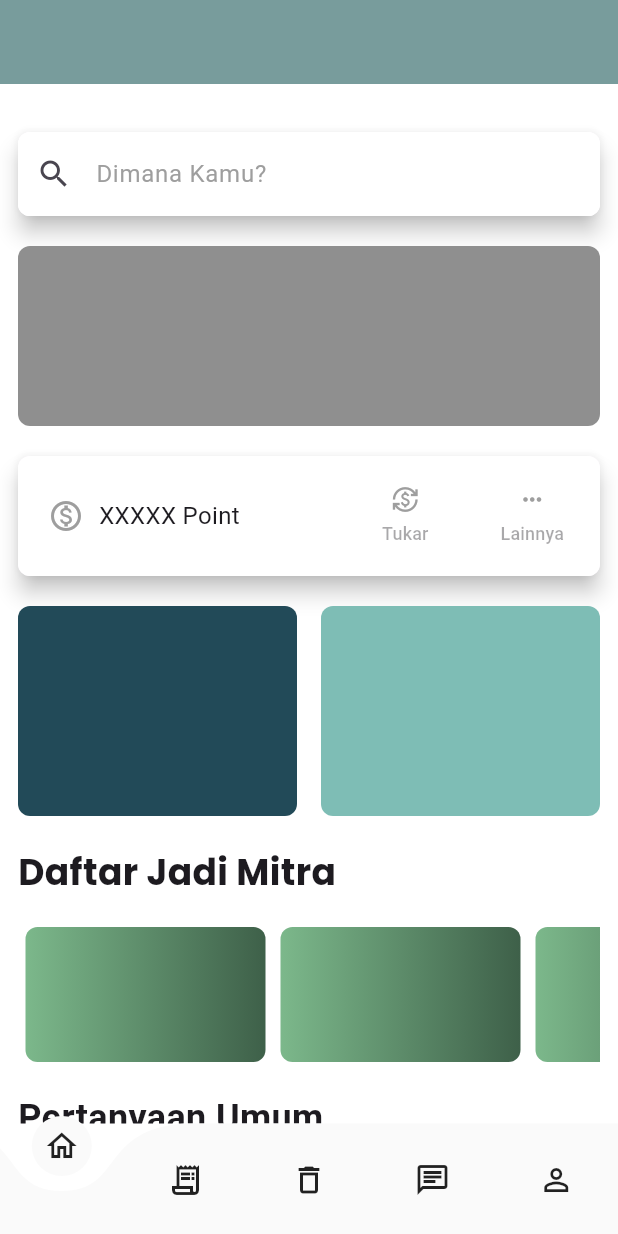
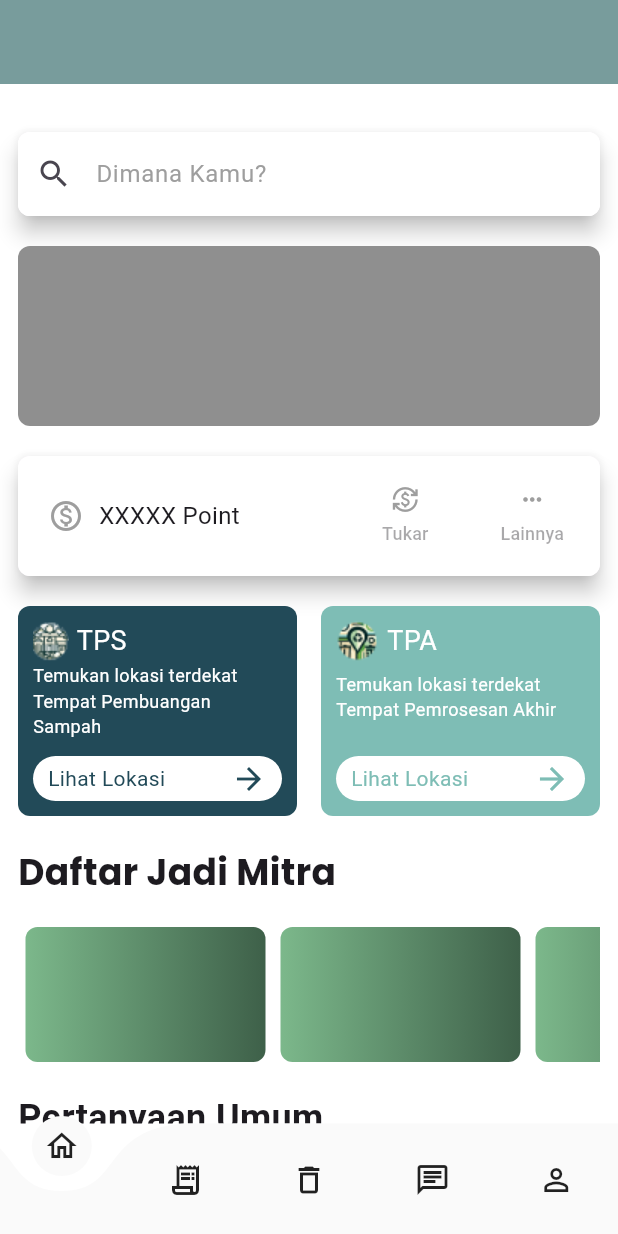
Before and after one commit to Dynameiz/Kang-Sampah, a Flutter app: the screen it shows after launch, on a phone screen of 412 x 824 dp. Run offline on Flutter 3.47's test engine with Material 3 defaults, Android fonts, the phone set to English and light mode, and no system bars; drawn by our look-alikes of curved_navigation_bar; our stand-ins replace google_fonts.

Commit message:
Homepage UI Update

```diff
--- a/lib/components/tpa_card.dart
+++ b/lib/components/tpa_card.dart
@@ -13,10 +13,41 @@ class _TpaCardState extends State<TpaCard> {
     return Container(
       height: 140,
       width: MediaQuery.sizeOf(context).width * 0.5 - 20,
+      padding: const EdgeInsets.all(10),
       decoration: BoxDecoration(
         color: const Color.fromRGBO(126, 189, 181, 1),
         borderRadius: BorderRadius.circular(8),
       ),
+      child: Column(
+        mainAxisAlignment: MainAxisAlignment.spaceBetween,
+        children: [
+          Row(
+            children: [
+              Image.asset('assets/TPA_Logo.png'),
+              const SizedBox(width: 5),
+              const Text('TPA', style: TextStyle(color: Colors.white, fontSize: 18),)
+            ],
+          ),
+          const Text('Temukan lokasi terdekat Tempat Pemrosesan Akhir', style: TextStyle(color: Colors.white, fontSize: 12, overflow: TextOverflow.clip),),
+          const SizedBox(height: 10),
+          Container(
+            padding: const EdgeInsets.symmetric(horizontal: 10),
+            height: 30,
+            width: double.infinity,
+            decoration: BoxDecoration(
+              color: Colors.white,
+              borderRadius: BorderRadius.circular(24),
+            ),
+            child: const Row(
+              mainAxisAlignment: MainAxisAlignment.spaceBetween,
+              children: [
+                Text('Lihat Lokasi', style: TextStyle(color:  Color.fromRGBO(126, 189, 181, 1), fontSize: 14),),
+                Icon(Icons.arrow_forward, color: Color.fromRGBO(126, 189, 181, 1),)
+              ],
+            ),
+          )
+        ],
+      ),
     );
   }
 }
--- a/lib/components/tps_card.dart
+++ b/lib/components/tps_card.dart
@@ -13,10 +13,41 @@ class _TpsCardState extends State<TpsCard> {
     return Container(
       height: 140,
       width: MediaQuery.sizeOf(context).width * 0.5 - 20,
+      padding: const EdgeInsets.all(10),
       decoration: BoxDecoration(
         color: const Color.fromRGBO(34, 74, 88, 1),
         borderRadius: BorderRadius.circular(8),
       ),
+      child: Column(
+        mainAxisAlignment: MainAxisAlignment.spaceBetween,
+        children: [
+          Row(
+            children: [
+              Image.asset('assets/TPS_Logo.png'),
+              const SizedBox(width: 5),
+              const Text('TPS', style: TextStyle(color: Colors.white, fontSize: 18),)
+            ],
+          ),
+          const Text('Temukan lokasi terdekat Tempat Pembuangan Sampah', style: TextStyle(color: Colors.white, fontSize: 12, overflow: TextOverflow.clip),),
+          const SizedBox(height: 10),
+          Container(
+            padding: const EdgeInsets.symmetric(horizontal: 10),
+            height: 30,
+            width: double.infinity,
+            decoration: BoxDecoration(
+              color: Colors.white,
+              borderRadius: BorderRadius.circular(24),
+            ),
+            child: const Row(
+              mainAxisAlignment: MainAxisAlignment.spaceBetween,
+              children: [
+                Text('Lihat Lokasi', style: TextStyle(color: Color.fromRGBO(34, 74, 88, 1), fontSize: 14),),
+                Icon(Icons.arrow_forward, color: Color.fromRGBO(34, 74, 88, 1),)
+              ],
+            ),
+          )
+        ],
+      ),
     );
   }
 }
```
Also changed, not shown: assets/Mitra_Pengangkut.png (added), assets/Mitra_Retail.png (added), assets/TPA_Logo.png (added), assets/TPS_Logo.png (added).
